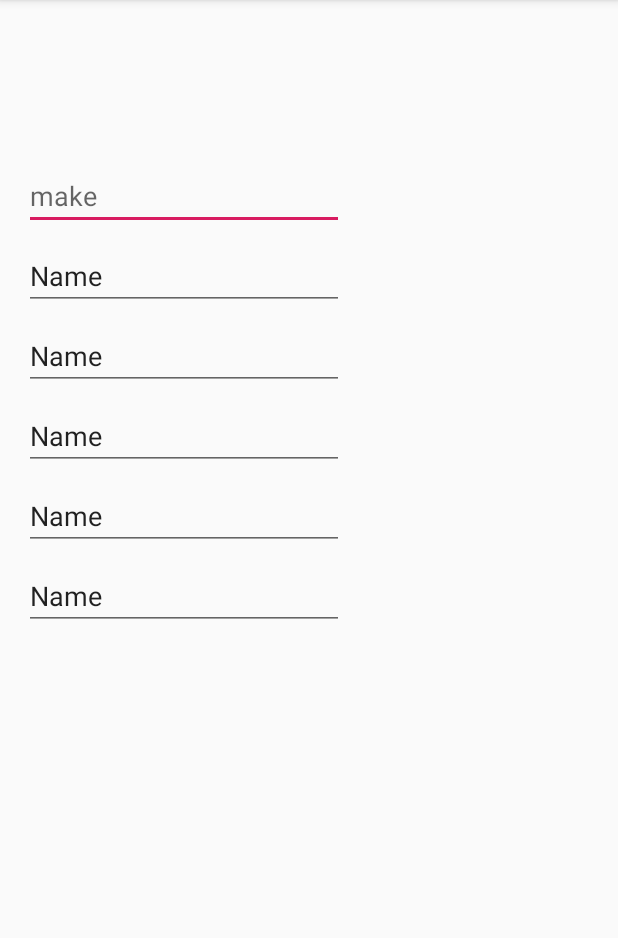
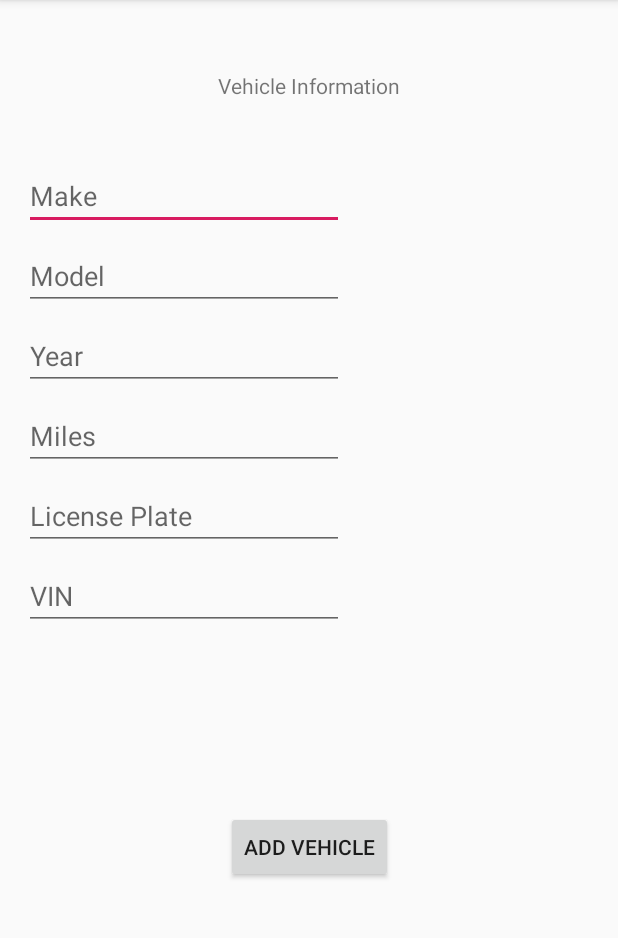
Before and after one commit to Blomquist-Ryan/Automaintenance, an Android app: the NewVehicle screen opened directly, with no data from a screen before it, on a phone screen of 412 x 824 dp, the part 84-1022 px from its top. Run offline under Robolectric (Android 15) with nearby library versions, the phone set to English and light mode, and no system bars.

```diff
--- a/app/src/main/java/com/example/automaintenance/NewVehicle.java
+++ b/app/src/main/java/com/example/automaintenance/NewVehicle.java
@@ -18,8 +18,10 @@ public class NewVehicle extends AppCompatActivity {
         setContentView(R.layout.activity_new_vehicle);
     }
 
-    public void returnToHomePage(View view){
-        Intent intent = new Intent(this, NewVehicle.class);
+    public void returnToHomePage(View view) {
+        newVehicle();
+
+        Intent intent = new Intent(this, MainActivity.class);
         startActivity(intent);
     }
 
--- a/app/src/main/java/com/example/automaintenance/Options.java
+++ b/app/src/main/java/com/example/automaintenance/Options.java
@@ -13,24 +13,20 @@ public class Options extends AppCompatActivity {
         super.onCreate(savedInstanceState);
         setContentView(R.layout.activity_options);
         Intent intent = getIntent();
-
     }
 
     public void toService(View view){
         Intent intent = new Intent(this, Service.class);
         startActivity(intent);
-
     }
 
     public void toServiceHistory(View view){
         Intent intent = new Intent(this, ServiceHistory.class);
         startActivity(intent);
-
     }
 
     public void toDIY(View view){
         Intent intent = new Intent(this, DIY.class);
         startActivity(intent);
-
     }
 }
--- a/app/src/main/res/layout/activity_new_vehicle.xml
+++ b/app/src/main/res/layout/activity_new_vehicle.xml
@@ -16,7 +16,7 @@
         android:layout_marginEnd="8dp"
         android:layout_marginRight="8dp"
         android:ems="10"
-        android:hint="make"
+        android:hint="Make"
         android:inputType="textPersonName"
         app:layout_constraintEnd_toEndOf="parent"
         app:layout_constraintHorizontal_bias="0.043"
@@ -31,8 +31,8 @@
         android:layout_marginLeft="16dp"
         android:layout_marginTop="8dp"
         android:ems="10"
+        android:hint="Model"
         android:inputType="textPersonName"
-        android:text="Name"
         app:layout_constraintStart_toStartOf="parent"
         app:layout_constraintTop_toBottomOf="@+id/newMake" />
 
@@ -44,8 +44,8 @@
         android:layout_marginLeft="16dp"
         android:layout_marginTop="8dp"
         android:ems="10"
+        android:hint="Year"
         android:inputType="textPersonName"
-        android:text="Name"
         app:layout_constraintStart_toStartOf="parent"
         app:layout_constraintTop_toBottomOf="@+id/newModel" />
 
@@ -57,8 +57,8 @@
         android:layout_marginLeft="16dp"
         android:layout_marginTop="8dp"
         android:ems="10"
+        android:hint="Miles"
         android:inputType="textPersonName"
-        android:text="Name"
         app:layout_constraintStart_toStartOf="parent"
         app:layout_constraintTop_toBottomOf="@+id/newYear" />
 
@@ -70,8 +70,8 @@
         android:layout_marginLeft="16dp"
         android:layout_marginTop="8dp"
         android:ems="10"
+        android:hint="License Plate"
         android:inputType="textPersonName"
-        android:text="Name"
         app:layout_constraintStart_toStartOf="parent"
         app:layout_constraintTop_toBottomOf="@+id/newMiles" />
 
@@ -83,8 +83,30 @@
         android:layout_marginLeft="16dp"
         android:layout_marginTop="8dp"
         android:ems="10"
+        android:hint="VIN"
         android:inputType="textPersonName"
-        android:text="Name"
         app:layout_constraintStart_toStartOf="parent"
         app:layout_constraintTop_toBottomOf="@+id/newLicense" />
+
+    <TextView
+        android:id="@+id/textView9"
+        android:layout_width="wrap_content"
+        android:layout_height="wrap_content"
+        android:layout_marginTop="47dp"
+        android:text="Vehicle Information"
+        app:layout_constraintEnd_toEndOf="parent"
+        app:layout_constraintStart_toStartOf="parent"
+        app:layout_constraintTop_toTopOf="parent" />
+
+    <Button
+        android:id="@+id/button8"
+        android:layout_width="wrap_content"
+        android:layout_height="wrap_content"
+        android:layout_marginBottom="179dp"
+        android:onClick="returnToHomePage"
+        android:text="Add Vehicle"
+        app:layout_constraintBottom_toBottomOf="parent"
+        app:layout_constraintEnd_toEndOf="parent"
+        app:layout_constraintStart_toStartOf="parent" />
+
 </android.support.constraint.ConstraintLayout>
```
Also changed, not shown: app/src/main/java/com/example/automaintenance/DIY.java (+16 -0 lines), app/src/main/java/com/example/automaintenance/MainActivity.java (+1 -6 lines).
